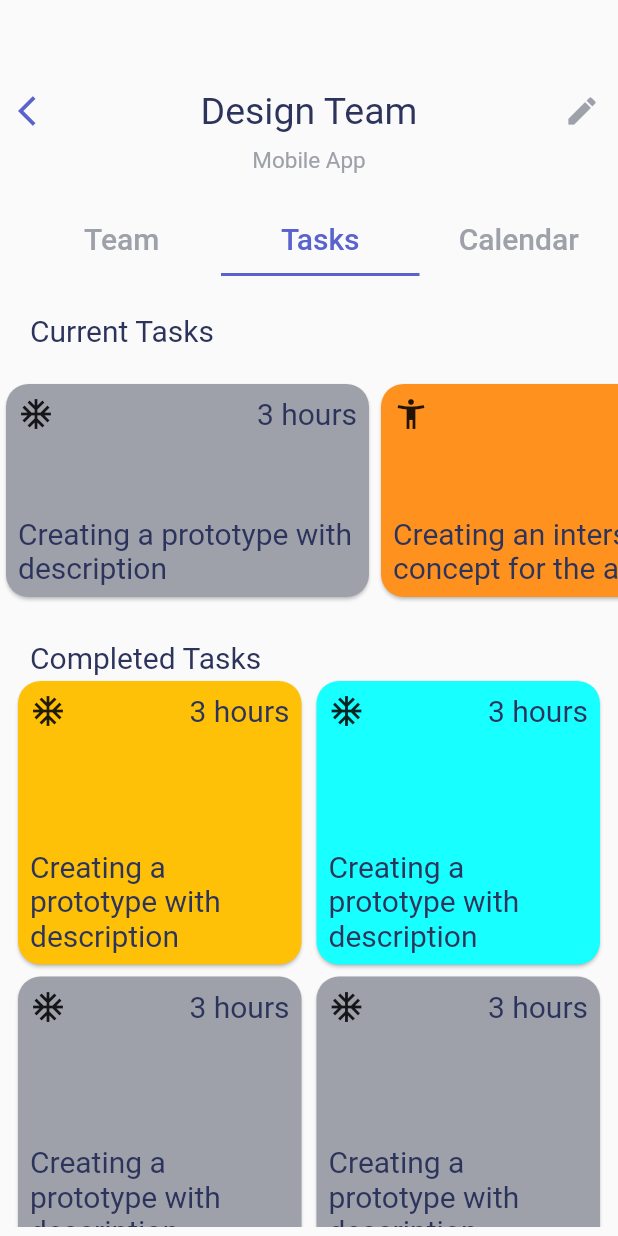
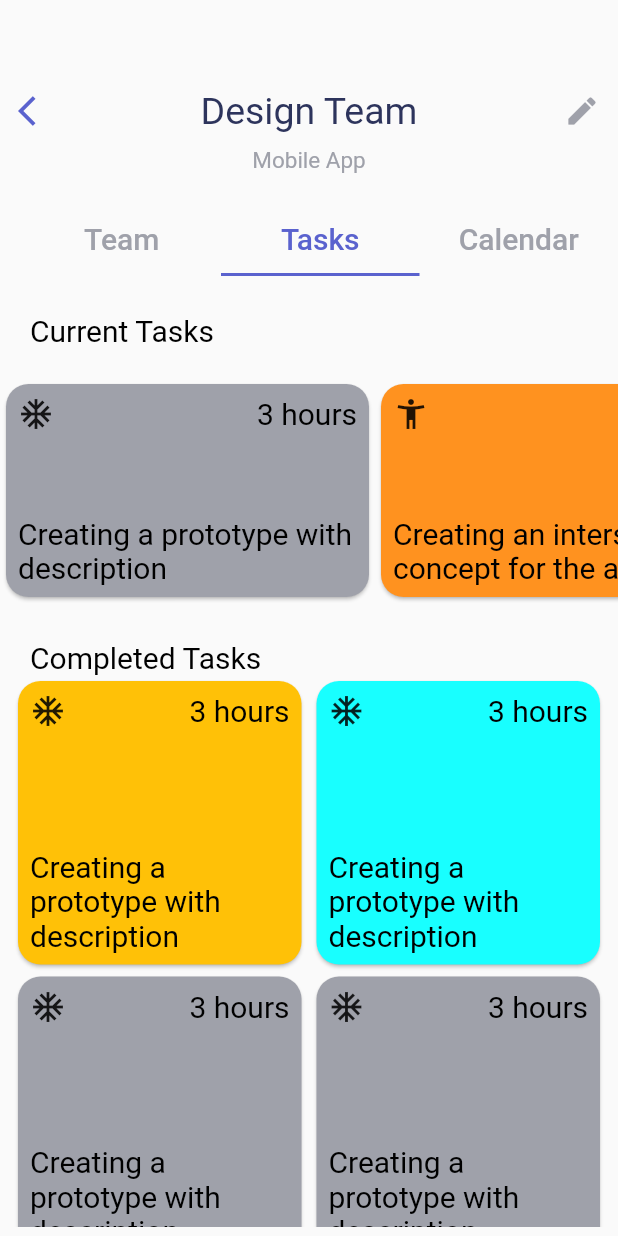
Before and after one commit to saiankit/taskManagerUI, a Flutter app: the screen it shows after launch, tab 2 chosen, on a phone screen of 412 x 824 dp. Run offline on Flutter 3.47's test engine with Material 2 defaults, Android fonts, the phone set to English and light mode, and no system bars; Roboto replaces fonts that are missing (futura).

Commit message:
Modified ThemeColors

```diff
--- a/lib/utilities/themeStyle.dart
+++ b/lib/utilities/themeStyle.dart
@@ -15,5 +15,5 @@ class ThemeStyle {
   static final TextStyle taskText = TextStyle(
     fontSize: 20.0,
     fontFamily: 'futura',
-    color: ThemeColor.kdarkblue);
+    color: Colors.black);
 }
```
